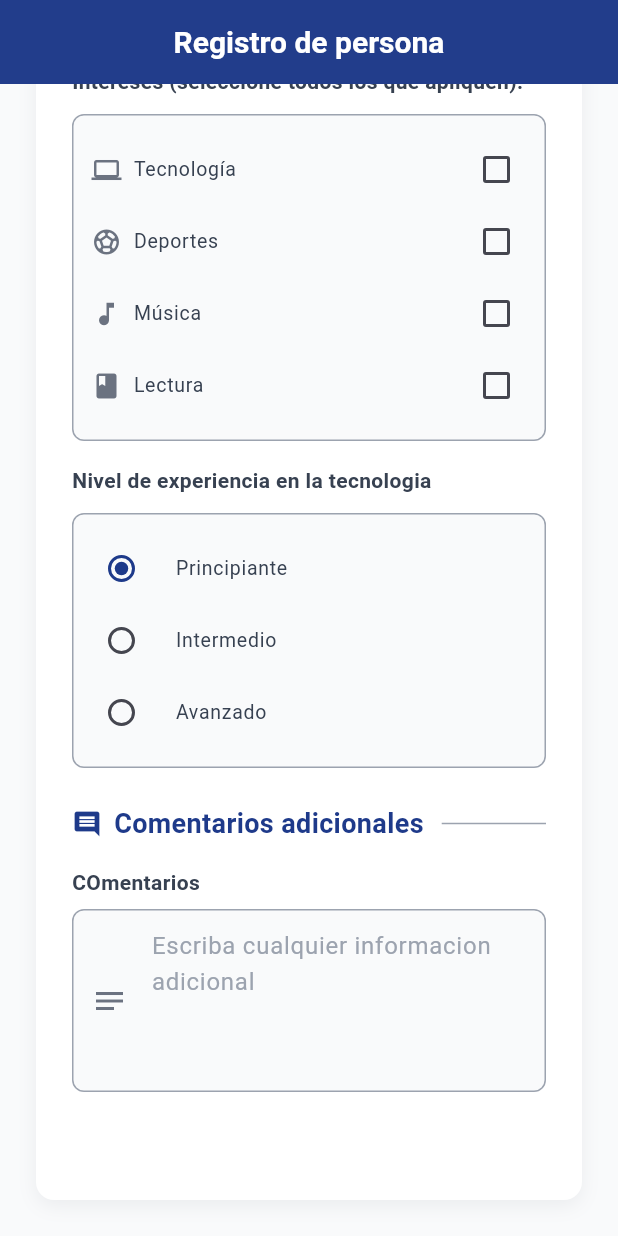
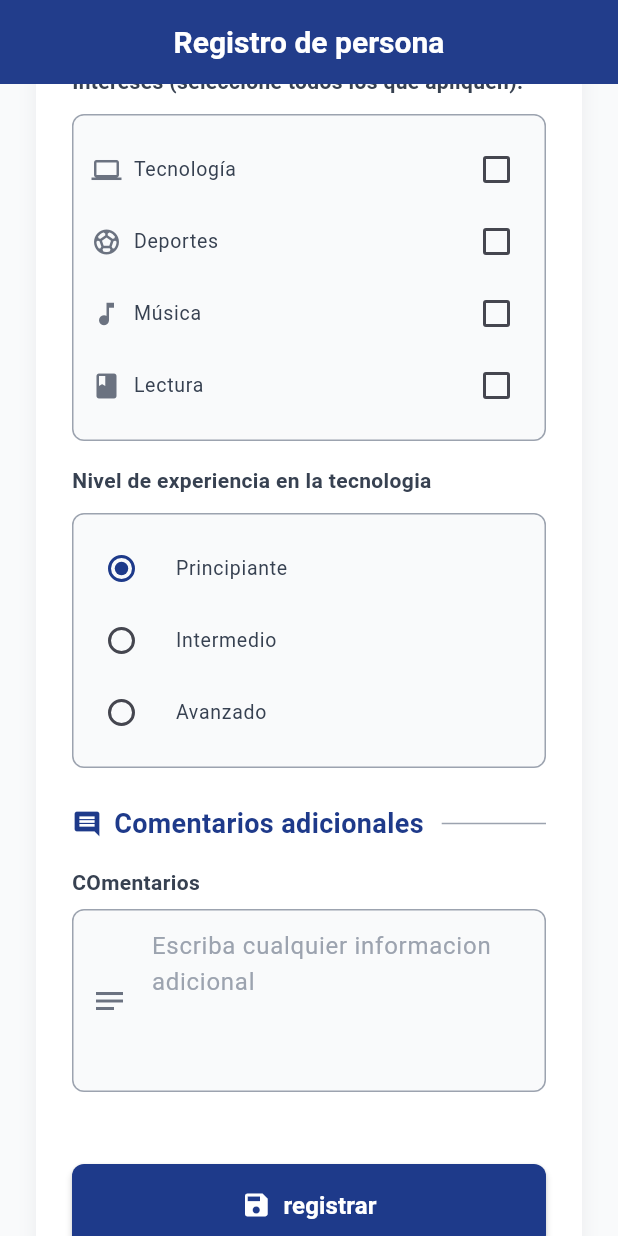
Before and after one commit to elingeyes/widgetestaticos, a Flutter app: the screen it shows after launch, scrolled down 922 dp, on a phone screen of 412 x 824 dp. Run offline on Flutter 3.47's test engine with Material 3 defaults, Android fonts, the phone set to English and light mode, and no system bars.

Commit message:
definicion y creacion del boton registrar

```diff
--- a/lib/main.dart
+++ b/lib/main.dart
@@ -240,6 +240,43 @@
                   //otorgamos un espaciado
                   SizedBox(height: 32),
 
+                  //creamos los botones de accion
+                  Row(
+                    children: [
+                      Expanded(
+                          child: ElevatedButton(
+                            //no tendra aun acciones
+                              onPressed: () {},
+                            //definimos los estilos del boton
+                              style: ElevatedButton.styleFrom(
+                                backgroundColor: primaryNavy,
+                                foregroundColor: Colors.white,
+                                padding: EdgeInsets.symmetric(vertical: 16),
+                                shape: RoundedRectangleBorder(
+                                  borderRadius: BorderRadius.circular(8),
+                                ),
+                                elevation: 2,
+                              ),
+                            //declaramos la fila que tendra el boton
+                            child: Row(
+                              mainAxisAlignment: MainAxisAlignment.center,
+                              //determinamos los elementos q tendra
+                              children: [
+                                Icon(Icons.save, size: 20),
+                                SizedBox(width: 8),
+                                Text(
+                                    'registrar',
+                                    style: TextStyle(
+                                      fontSize: 16,
+                                      fontWeight: FontWeight.bold,
+                                    ),
+                                ),
+                              ],
+                            ),
+                          )
+                      )
+                    ],
+                  )
                 ],
               ),
             )
```
